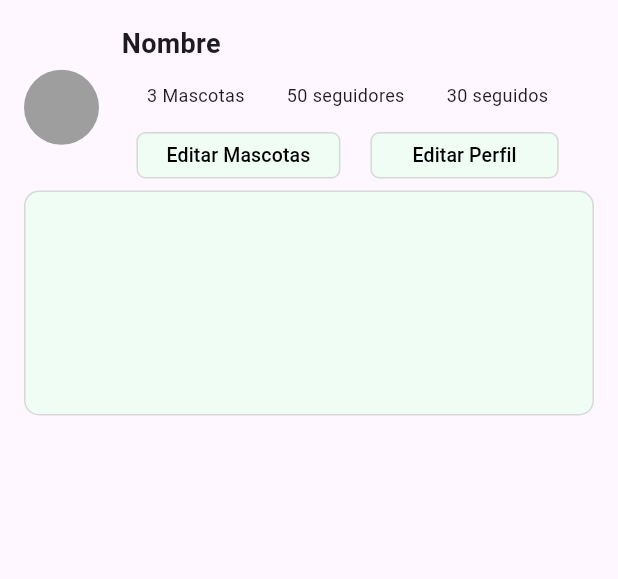
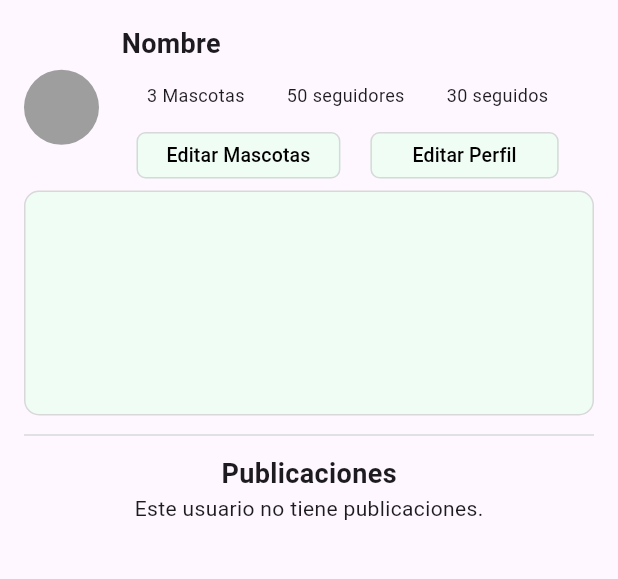
Before and after one commit to kurkobein/tailsgram, a Flutter app: the PerfilScreen screen opened by its route, on a phone screen of 412 x 824 dp, the part 84-663 px from its top. Run offline on Flutter 3.47's test engine with Material 3 defaults, Android fonts, the phone set to English and light mode, and no system bars; our stand-ins replace cloud_firestore, file_picker, firebase_auth, firebase_core, image_picker, supabase_flutter; accounts and stored records are empty.

Commit message:
feat: se listan las publicaciones en el perfil

```diff
--- a/lib/pages/profile_screen.dart
+++ b/lib/pages/profile_screen.dart
@@ -2,6 +2,7 @@ import 'package:cloud_firestore/cloud_firestore.dart';
 import 'package:firebase_auth/firebase_auth.dart';
 import 'package:flutter/material.dart';
 import 'package:tailsgram/widgets/info_perfil_widget.dart';
+import 'package:tailsgram/widgets/publicaciones_perfil.dart';
 
 class PerfilScreen extends StatefulWidget {
   const PerfilScreen({super.key});
@@ -35,7 +36,6 @@ class _PerfilScreenState extends State<PerfilScreen> {
     final doc = await usuarioRef.get();
 
     if (!doc.exists || doc.data() == null) {
-      // Maneja el caso cuando no hay datos
       setState(() => _cargando = false);
       return;
     }
@@ -55,6 +55,7 @@ class _PerfilScreenState extends State<PerfilScreen> {
 
   @override
   Widget build(BuildContext context) {
+    final String uidActual = FirebaseAuth.instance.currentUser!.uid;
     if (_cargando) return const Center(child: CircularProgressIndicator());
     return Scaffold(
       appBar: AppBar(
@@ -75,7 +76,6 @@ class _PerfilScreenState extends State<PerfilScreen> {
                     ),
                   ),
               ),
-            // Logo centrado
               Center(
                 child: Image.asset(
                   'assets/images/logo.png',
@@ -87,8 +87,8 @@ class _PerfilScreenState extends State<PerfilScreen> {
           ),
         ),
       ),
-
-      body: Padding(
+      body: SingleChildScrollView(
+        child: Padding(
           padding: const EdgeInsets.all(16),
           child: Column(
             children: [
@@ -119,7 +119,7 @@ class _PerfilScreenState extends State<PerfilScreen> {
               ),
               Container(
                 height: 150,
-              width: double.infinity, // Este hace que el contenedor ocupe todo el ancho disponible
+                width: double.infinity,
                 decoration: BoxDecoration(
                   borderRadius: BorderRadius.circular(10),
                   border: Border.all(color: Color(0xFFD8D8D8)),
@@ -128,19 +128,29 @@ class _PerfilScreenState extends State<PerfilScreen> {
                 child: Padding(
                   padding: const EdgeInsets.all(10.0),
                   child: Container(
-                  width: double.infinity, // Esto hace que el Text ocupe todo el ancho disponible dentro del padding
+                    width: double.infinity,
                     child: Text(
                       _descripcionController.text,
                       style: TextStyle(fontSize: 14),
                       textAlign: TextAlign.left,
-                    maxLines: null, // Permite múltiples líneas si el texto es largo
+                      maxLines: null,
                       overflow: TextOverflow.visible,
                     ),
                   ),
                 ),
               ),
-
+              const SizedBox(height: 5),
+              const Divider(thickness: 1, color: Color(0xFFD8D8D8)),
+              const SizedBox(height: 5),
+              const Text(
+                'Publicaciones',
+                style: TextStyle(fontSize: 18, fontWeight: FontWeight.bold),
+              ),
+              // Cambiamos el Expanded por un Container con un height fijo o lo eliminamos
+              // ya que SingleChildScrollView no puede tener hijos con restricciones flexibles
+              ListaPublicacionesPerfil(uidPerfil: uidActual),
             ],
+          ),
         ),
       ),
     );
--- /dev/null
+++ b/lib/widgets/publicaciones_perfil.dart
@@ -0,0 +1,70 @@
+import 'package:flutter/material.dart';
+import 'package:cloud_firestore/cloud_firestore.dart';
+import 'package:tailsgram/widgets/publicaciones_widget.dart';
+
+class ListaPublicacionesPerfil extends StatelessWidget {
+  final String uidPerfil; // Este es el UID del perfil del usuario
+
+  const ListaPublicacionesPerfil({super.key, required this.uidPerfil});
+
+  @override
+  Widget build(BuildContext context) {
+    return StreamBuilder<QuerySnapshot>(
+      stream: FirebaseFirestore.instance
+          .collection('publicaciones')
+          .where('uid', isEqualTo: uidPerfil)
+          .orderBy('fecha', descending: true)
+          .snapshots(),
+      builder: (context, snapshot) {
+        if (snapshot.hasError) {
+          return const Center(child: Text('Error al cargar publicaciones.'));
+        }
+        if (snapshot.connectionState == ConnectionState.waiting) {
+          return const Center(child: CircularProgressIndicator());
+        }
+
+        final publicaciones = snapshot.data!.docs;
+        if (publicaciones.isEmpty) {
+          return const Center(child: Text('Este usuario no tiene publicaciones.'));
+        }
+
+        return ListView.builder(
+          shrinkWrap: true,
+          physics: const NeverScrollableScrollPhysics(), // importante si está dentro de otro scroll
+          itemCount: publicaciones.length,
+          itemBuilder: (context, index) {
+            final doc = publicaciones[index];
+            final texto = doc['texto'] ?? '';
+            final imagenUrl = doc['imagenUrl'] ?? '';
+            final uid = doc['uid'] ?? '';
+
+            return FutureBuilder<DocumentSnapshot>(
+              future: FirebaseFirestore.instance.collection('usuarios').doc(uid).get(),
+              builder: (context, userSnapshot) {
+                if (userSnapshot.connectionState == ConnectionState.waiting) {
+                  return const ListTile(title: Text('Cargando...'));
+                }
+
+                if (!userSnapshot.hasData || !userSnapshot.data!.exists) {
+                  return const ListTile(title: Text('Usuario no encontrado'));
+                }
+
+                final userData = userSnapshot.data!.data() as Map<String, dynamic>;
+                final nombreUsuario = userData['usuario'] ?? 'Usuario';
+                final fotoPerfilUrl = userData['fotoPerfilUrl'] ??
+                    'https://qehohrpghlqjkatoyqux.supabase.co/storage/v1/object/public/imagenes/fotos_defecto/default.png';
+
+                return post(
+                  imagenUrl: imagenUrl,
+                  nombreUsuario: nombreUsuario,
+                  texto: texto,
+                  fotoPerfil: fotoPerfilUrl,
+                );
+              },
+            );
+          },
+        );
+      },
+    );
+  }
+}
```
Also changed, not shown: lib/pages/home_page.dart (+1 -7 lines). Lines whose indentation alone changed are shown as unchanged.
